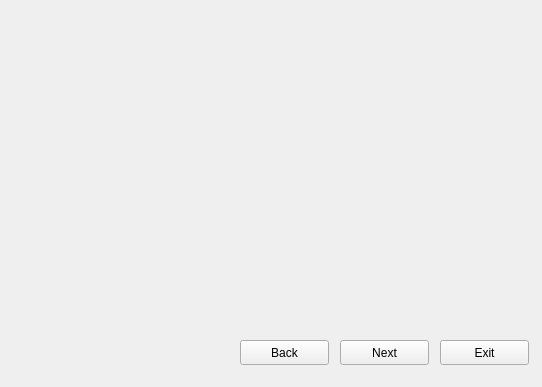
First picture: the form in forms/cameracalibrator.ui, repository Gauthamraju31/Camera-Calibration-Toolbox, before the edit.
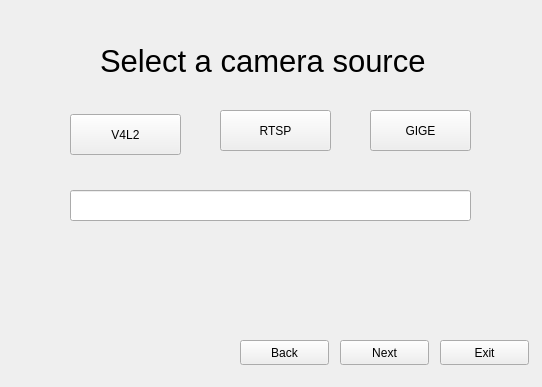
Second picture: the form after the edit. The open tabs and pages were chosen to show the change. Icons and pictures are not drawn.

The edit to the form file:
```diff
--- a/forms/cameracalibrator.ui
+++ b/forms/cameracalibrator.ui
@@ -139,7 +139,75 @@
      </property>
     </widget>
    </widget>
-   <widget class="QWidget" name="page_2"/>
+   <widget class="QWidget" name="page_2">
+    <widget class="QLabel" name="label">
+     <property name="geometry">
+      <rect>
+       <x>90</x>
+       <y>20</y>
+       <width>331</width>
+       <height>61</height>
+      </rect>
+     </property>
+     <property name="font">
+      <font>
+       <pointsize>23</pointsize>
+      </font>
+     </property>
+     <property name="text">
+      <string>Select a camera source</string>
+     </property>
+    </widget>
+    <widget class="QPushButton" name="pushButton">
+     <property name="geometry">
+      <rect>
+       <x>60</x>
+       <y>104</y>
+       <width>111</width>
+       <height>41</height>
+      </rect>
+     </property>
+     <property name="text">
+      <string>V4L2</string>
+     </property>
+    </widget>
+    <widget class="QPushButton" name="pushButton_2">
+     <property name="geometry">
+      <rect>
+       <x>210</x>
+       <y>100</y>
+       <width>111</width>
+       <height>41</height>
+      </rect>
+     </property>
+     <property name="text">
+      <string>RTSP</string>
+     </property>
+    </widget>
+    <widget class="QPushButton" name="pushButton_3">
+     <property name="geometry">
+      <rect>
+       <x>360</x>
+       <y>100</y>
+       <width>101</width>
+       <height>41</height>
+      </rect>
+     </property>
+     <property name="text">
+      <string>GIGE</string>
+     </property>
+    </widget>
+    <widget class="QLineEdit" name="lineEdit">
+     <property name="geometry">
+      <rect>
+       <x>60</x>
+       <y>180</y>
+       <width>401</width>
+       <height>31</height>
+      </rect>
+     </property>
+    </widget>
+   </widget>
   </widget>
  </widget>
  <layoutdefault spacing="6" margin="11"/>
```
